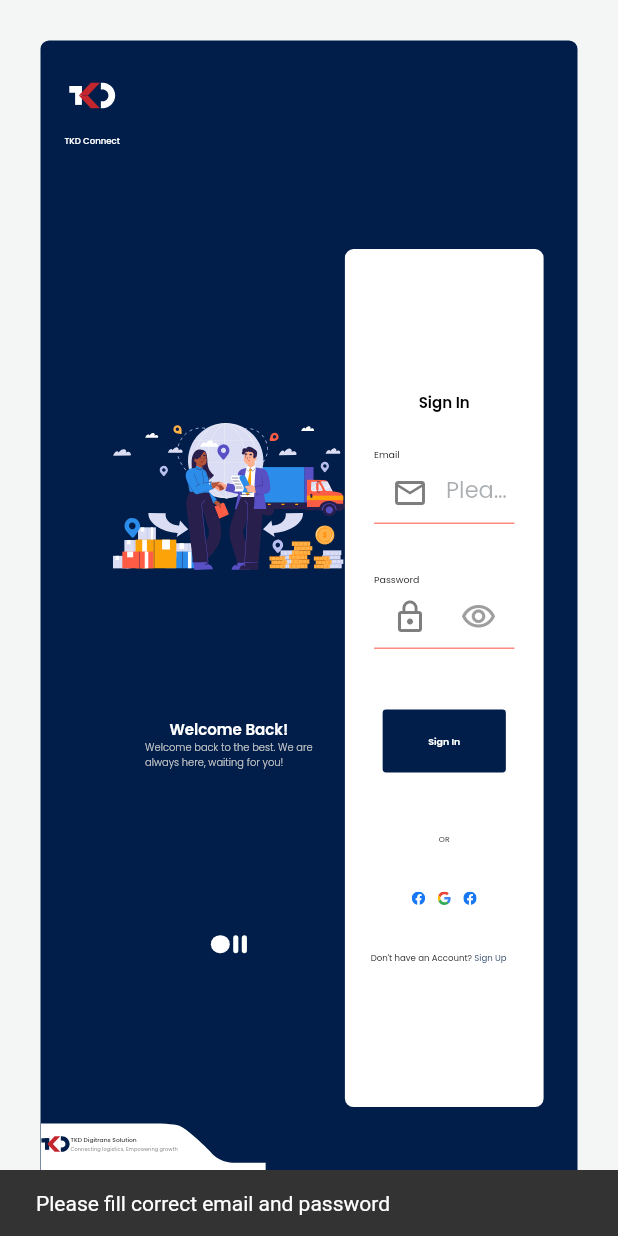
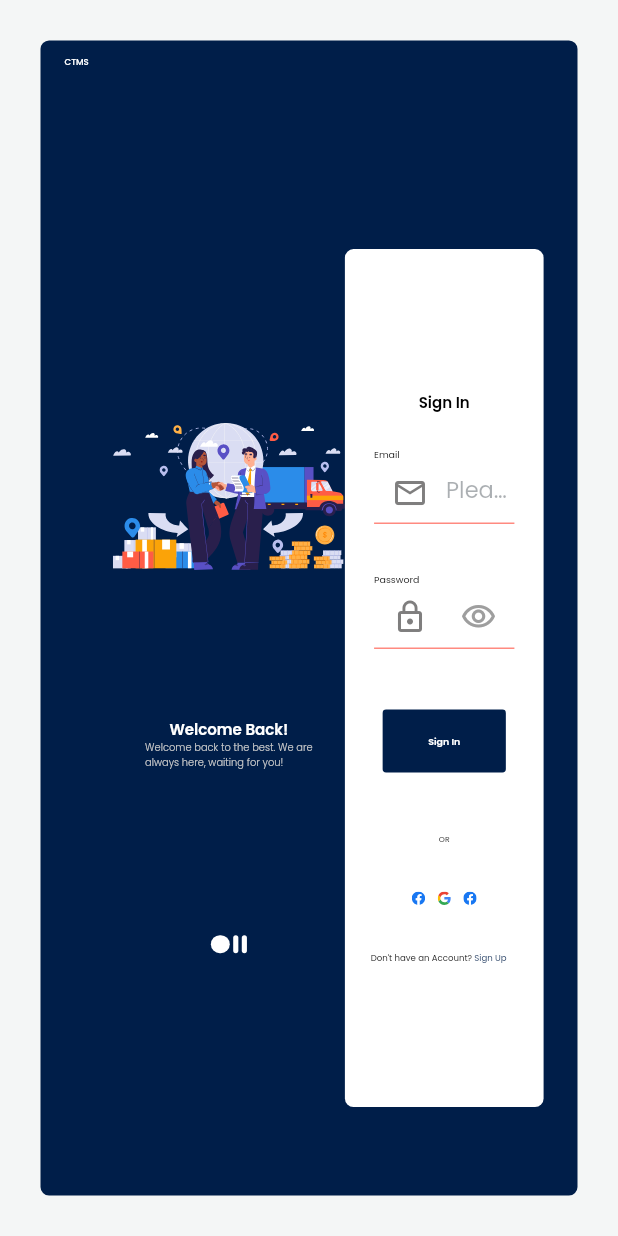
Before and after one commit to tablabsCICD/ctmsFrontend, a Flutter app: the screen it shows after launch, after a tap on "Sign In", on a phone screen of 412 x 824 dp. Run offline on Flutter 3.47's test engine with Material 2 defaults, Android fonts, the phone set to English and light mode, and no system bars; drawn by our look-alikes of carousel_slider; our stand-ins replace dio, fl_chart, flutter_easyloading, flutter_screenutil, flutter_svg, google_fonts and 5 more; missing offline and left inert: dart:html, staggered_grid_view_flutter; accounts and stored records are empty; network calls fail; project files that could hold a hidden picture were left out.

Commit message:
Inventroy project

```diff
--- a/lib/pages/aut/login.dart
+++ b/lib/pages/aut/login.dart
@@ -266,7 +266,7 @@ class _LoginScreen extends State<LoginScreen> {
               right: 79.w,
               child: getRightWidget(),
             ),
-            Positioned(bottom: -25.h, left: -60.w, child: getBottomWidget()),
+            Positioned(bottom: -25.h, left: -60.w, child: Container()),
           ],
         ),
       ),
@@ -706,11 +706,11 @@ class _LoginScreen extends State<LoginScreen> {
         children: [
           Column(
             children: [
-              SvgPicture.asset(
-                Images.logo,
-                height: 66.h,
-                width: 114.w,
-              ),
+              // SvgPicture.asset(
+              //   Images.logo,
+              //   height: 66.h,
+              //   width: 114.w,
+              // ),
               Textview(
                   TextStyle(
                     color: Colors.white,
@@ -718,7 +718,7 @@ class _LoginScreen extends State<LoginScreen> {
                     fontFamily: GoogleFonts.poppins().fontFamily,
                     fontWeight: FontWeight.w500,
                   ),
-                  title: 'TKD Connect'),
+                  title: 'CTMS'),
             ],
           ),
           // Padding(
@@ -862,31 +862,31 @@ class _LoginScreen extends State<LoginScreen> {
 
       });
 
+      Navigator.pushReplacementNamed(context, AppRoutes.crm);
 
-
-      EasyLoading.show(status: "Loading");
-      Dio dio=Dio();
-      var response= await dio.post(ApiConstant.LOGIN_DATA+"/emailId",data:formData);
-      EasyLoading.dismiss();
-      if(response.statusCode==200){
-        print('the body is ${response.data}');
-        LoginDeatils loginDeatils=LoginDeatils.fromJson(jsonDecode(response.data));
-
-        if(loginDeatils.data!=null){
-          String response=jsonEncode(loginDeatils);
-          LocalSharePreferences().setString(SharedPreferencesConstant.LoginKey, response);
-          LocalSharePreferences().setBool(SharedPreferencesConstant.LoginKeyBool, true);
-
-          Navigator.pushReplacementNamed(context, AppRoutes.home);
-
-        }else{
-          ToastMessage.show(context, loginDeatils!.message!);
-        }
-      }else{
-        ToastMessage.show(context, "Try Again");
-      }
-    }else{
-      ToastMessage.show(context, "Please fill correct email and password");
-    }
+    //   EasyLoading.show(status: "Loading");
+    //   Dio dio=Dio();
+    //   var response= await dio.post(ApiConstant.LOGIN_DATA+"/emailId",data:formData);
+    //   EasyLoading.dismiss();
+    //   if(response.statusCode==200){
+    //     print('the body is ${response.data}');
+    //     LoginDeatils loginDeatils=LoginDeatils.fromJson(jsonDecode(response.data));
+    //
+    //     if(loginDeatils.data!=null){
+    //       String response=jsonEncode(loginDeatils);
+    //       LocalSharePreferences().setString(SharedPreferencesConstant.LoginKey, response);
+    //       LocalSharePreferences().setBool(SharedPreferencesConstant.LoginKeyBool, true);
+    //
+    //       Navigator.pushReplacementNamed(context, AppRoutes.home);
+    //
+    //     }else{
+    //       ToastMessage.show(context, loginDeatils!.message!);
+    //     }
+    //   }else{
+    //     ToastMessage.show(context, "Try Again");
+    //   }
+    // }else{
+    //   ToastMessage.show(context, "Please fill correct email and password");
+     }
   }
 }
--- a/lib/pages/dashboard/widget/profile_card_widget.dart
+++ b/lib/pages/dashboard/widget/profile_card_widget.dart
@@ -13,9 +13,9 @@ import '../../../constant/images.dart';
 class ProfileCardWidget extends StatelessWidget {
 
   LocalSharePreferences localSharePreferences = LocalSharePreferences();
-  LoginDeatils? loginDeatils;
+ // LoginDeatils? loginDeatils;
   getLoginData() async {
-    loginDeatils = await localSharePreferences.getLoginData();
+   // loginDeatils = await localSharePreferences.getLoginData();
 
   }
   @override
--- a/lib/pages/home_page.dart
+++ b/lib/pages/home_page.dart
@@ -28,7 +28,7 @@ class _HomePageState extends State<HomePage> {
   void initState() {
     // TODO: implement initState
     super.initState();
-    ApiGetData("http://ec2-43-205-143-58.ap-south-1.compute.amazonaws.com:8080/crm/Employee/getAll");
+   // ApiGetData("http://ec2-43-205-143-58.ap-south-1.compute.amazonaws.com:8080/crm/Employee/getAll");
   }
   @override
   Widget build(BuildContext context) {
```
Also changed, not shown: lib/pages/dashboard/widget/header_widget.dart (+8 -7 lines), lib/pages/dashboard/widget/recruitment_data_widget.dart (+14 -12 lines), lib/pages/leaddeatils/lead_list.dart (+11 -11 lines), lib/pages/widget/side_bar_menu.dart (+23 -4 lines), assets/images/mail (2).svg (deleted), pubspec.lock, 2 other files.
